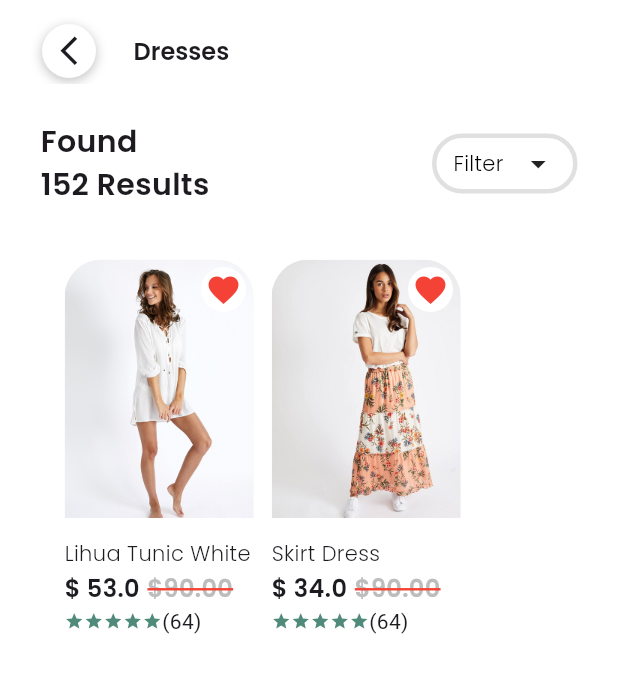
After one commit to muhammedelhuseyin/fluxstore, a Flutter app: the FoundResults screen opened by its route, on a phone screen of 412 x 824 dp. The commit adds this screen. Shown: the top 673 px of the screen. Run offline on Flutter 3.47's test engine with Material 3 defaults, Android fonts, the phone set to English and light mode, and no system bars; our stand-ins replace gap, go_router, google_fonts, smooth_page_indicator.

Commit message:
UI update + FoundResults page

```diff
--- a/lib/Discover/discover_screen.dart
+++ b/lib/Discover/discover_screen.dart
@@ -29,7 +29,8 @@ class _DiscoverScreenState extends State<DiscoverScreen> {
               SearchBarWidget(
                 readonly: true, ontap: () {
                   context.push('/search');
-                 }, onPressed: () {  },
+                 },
+                 onPressed: () {  },
               ),
               Gap(34),
               CategoryCard(
--- /dev/null
+++ b/lib/Discover/found_results.dart
@@ -0,0 +1,221 @@
+import 'package:flutter/material.dart';
+import 'package:fluxstore/Discover/widgets/custom_back_button.dart';
+import 'package:fluxstore/Discover/widgets/filter_drawer.dart';
+import 'package:fluxstore/Discover/widgets/poplists.dart';
+import 'package:fluxstore/core/them/app_styles.dart';
+import 'package:gap/gap.dart';
+
+class FoundResults extends StatefulWidget {
+  const FoundResults({super.key});
+
+  @override
+  State<FoundResults> createState() => _FoundResultsState();
+}
+
+class _FoundResultsState extends State<FoundResults> {
+  RangeValues _priceRange = const RangeValues(10, 80);
+  int selectedRating = 0;
+  String selectedCategory = "Crop Tops";
+
+  List<String> categories = [
+    "Crop Tops",
+    "T-Shirts",
+    "Dresses",
+    "Pants",
+    "Jackets",
+  ];
+
+  List<String> discounts = [
+    "50% off",
+    "40% off",
+    "30% off",
+    "20% off",
+  ];
+
+  @override
+  Widget build(BuildContext context) {
+    return Scaffold(
+      endDrawer: FilterDrawer(
+        priceRange: _priceRange,
+        onPriceChanged: (v) => setState(() => _priceRange = v),
+        selectedRating: selectedRating,
+        onRatingChanged: (v) => setState(() => selectedRating = v),
+        selectedCategory: selectedCategory,
+        onCategoryChanged: (v) => setState(() => selectedCategory = v),
+        categories: categories,
+        discounts: discounts,
+      ),
+      appBar: AppBar(
+        actions: [SizedBox.shrink()],
+        automaticallyImplyLeading: false,
+        title: Padding(
+          padding: const EdgeInsets.only(left: 12, top: 12),
+          child: Row(
+            spacing: 25,
+            children: [
+              CustomBackButton(),
+              Text(
+                "Dresses",
+                style: AppStyles.semibold16,
+              ),
+            ],
+          ),
+        ),
+      ),
+      body: Padding(
+        padding: const EdgeInsets.symmetric(horizontal: 27),
+        child: Column(
+          crossAxisAlignment: CrossAxisAlignment.start,
+          children: [
+            Gap(24),
+            Row(
+              mainAxisAlignment: MainAxisAlignment.spaceBetween,
+              children: [
+                Text(
+                  "Found \n152 Results",
+                  style: AppStyles.semibold20,
+                ),
+                Container(
+                  height: 40,
+                  width: 97,
+                  decoration: BoxDecoration(
+                    borderRadius: BorderRadius.circular(25),
+                    border: Border.all(color: Colors.grey.shade300, width: 3),
+                  ),
+                  child: Row(
+                    mainAxisAlignment: MainAxisAlignment.spaceEvenly,
+                    children: [
+                      Text(
+                        "Filter",
+                        style:
+                            AppStyles.Regular14.copyWith(color: Colors.black),
+                      ),
+                      Builder(builder: (context) {
+                        return GestureDetector(
+                            onTap: () {
+                              Scaffold.of(context)
+                                  .openEndDrawer(); // يفتح الـ Drawer بشكل صحيح
+                            },
+                            child: Icon(Icons.arrow_drop_down));
+                      })
+                    ],
+                  ),
+                ),
+              ],
+            ),
+            Gap(35),
+            SizedBox(
+              height: 287,
+              child: ListView.builder(
+                scrollDirection: Axis.horizontal,
+                padding: const EdgeInsets.symmetric(horizontal: 16),
+                itemCount: Poplists.Popularthisweek.length,
+                itemBuilder: (context, index) {
+                  final product = Poplists.Popularthisweek[index];
+
+                  return Padding(
+                    padding: const EdgeInsets.only(right: 12),
+                    child: ClipRRect(
+                      borderRadius: const BorderRadius.only(
+                        topLeft: Radius.circular(25),
+                        topRight: Radius.circular(25),
+                      ),
+                      child: Column(
+                        crossAxisAlignment: CrossAxisAlignment.start,
+                        children: [
+                          Stack(
+                            children: [
+                              Container(
+                                decoration: const BoxDecoration(
+                                    color: Color(0xffF4F4F4)),
+                                height: 172,
+                                width: 126,
+                                child: Image.asset(product.image),
+                              ),
+                              Positioned(
+                                right: 5,
+                                top: 5,
+                                child: GestureDetector(
+                                  child: Container(
+                                    width: 30,
+                                    height: 30,
+                                    decoration: BoxDecoration(
+                                      color: Colors.white,
+                                      shape: BoxShape.circle,
+                                    ),
+                                    child: Icon(
+                                      Icons.favorite,
+                                      color: Colors.red,
+                                    ),
+                                  ),
+                                ),
+                              ),
+                            ],
+                          ),
+                          const Gap(14),
+                          Text(
+                            product.title,
+                            style: AppStyles.Regular14,
+                          ),
+                          const Gap(2),
+                          Row(
+                            spacing: 5,
+                            children: [
+                              Text(
+                                "\$ ${product.price}",
+                                style: AppStyles.semibold16,
+                              ),
+                              Text(
+                                "\$90.00",
+                                style: AppStyles.semibold16.copyWith(
+                                  decoration: TextDecoration.lineThrough,
+                                  decorationColor: Colors.red,
+                                  decorationThickness: 2, // سمك الخط
+                                  color: Colors.grey.shade400, // لون النص
+                                ),
+                              ),
+                            ],
+                          ),
+                          Row(
+                            children: [
+                              Icon(
+                                Icons.star,
+                                size: 13,
+                                color: Color(0xff508A7B),
+                              ),
+                              Icon(
+                                Icons.star,
+                                size: 13,
+                                color: Color(0xff508A7B),
+                              ),
+                              Icon(
+                                Icons.star,
+                                size: 13,
+                                color: Color(0xff508A7B),
+                              ),
+                              Icon(
+                                Icons.star,
+                                size: 13,
+                                color: Color(0xff508A7B),
+                              ),
+                              Icon(
+                                Icons.star,
+                                size: 13,
+                                color: Color(0xff508A7B),
+                              ),
+                              Text("(64)"),
+                            ],
+                          )
+                        ],
+                      ),
+                    ),
+                  );
+                },
+              ),
+            ),
+          ],
+        ),
+      ),
+    );
+  }
+}
--- a/lib/Discover/search_screen.dart
+++ b/lib/Discover/search_screen.dart
@@ -1,4 +1,5 @@
 import 'package:flutter/material.dart';
+import 'package:fluxstore/Discover/widgets/custom_back_button.dart';
 import 'package:fluxstore/Discover/widgets/filter_drawer.dart';
 import 'package:fluxstore/Discover/widgets/poplists.dart';
 import 'package:fluxstore/core/helper/app_images.dart';
@@ -39,37 +40,17 @@ class _SearchScreenState extends State<SearchScreen> {
   @override
   Widget build(BuildContext context) {
     return Scaffold(
+
       endDrawerEnableOpenDragGesture: false,
       appBar: AppBar(
-        surfaceTintColor: Color(0xffFFFFFF),
+
         actions: const [SizedBox.shrink()], // بدلاً من []
 
         automaticallyImplyLeading: false,
 
         title: Padding(
           padding: const EdgeInsets.only(left: 12, top: 12),
-          child: GestureDetector(
-            onTap: () {
-              context.pop();
-            },
-            child: Container(
-              width: 36,
-              height: 36,
-              decoration: BoxDecoration(
-                  color: Colors.white,
-                  shape: BoxShape.circle,
-                  boxShadow: [
-                    BoxShadow(
-                        color: Colors.black.withValues(alpha: 0.25),
-                        blurRadius: 6,
-                        offset: Offset(0, 2))
-                  ]),
-              child: Icon(
-                Icons.arrow_back_ios_new_outlined,
-                size: 23,
-              ),
-            ),
-          ),
+          child: CustomBackButton(),
         ),
       ),
       body: SingleChildScrollView(
@@ -81,8 +62,9 @@ class _SearchScreenState extends State<SearchScreen> {
               Builder(
                 builder: (context) {
                   return SearchBarWidget(
-                    readonly: false,
-                    ontap: () {},
+                    readonly: true, ontap: () {
+                  context.push('/FoundResults');
+                 },
                     onPressed: () {
                       Scaffold.of(context)
                           .openEndDrawer(); // يفتح الـ Drawer بشكل صحيح
--- /dev/null
+++ b/lib/Discover/widgets/custom_back_button.dart
@@ -0,0 +1,35 @@
+
+import 'package:flutter/material.dart';
+import 'package:go_router/go_router.dart';
+
+class CustomBackButton extends StatelessWidget {
+  const CustomBackButton({
+    super.key,
+  });
+
+  @override
+  Widget build(BuildContext context) {
+    return GestureDetector(
+      onTap: () {
+        context.pop();
+      },
+      child: Container(
+        width: 36,
+        height: 36,
+        decoration: BoxDecoration(
+            color: Colors.white,
+            shape: BoxShape.circle,
+            boxShadow: [
+              BoxShadow(
+                  color: Colors.black.withValues(alpha: 0.25),
+                  blurRadius: 6,
+                  offset: Offset(0, 2))
+            ]),
+        child: Icon(
+          Icons.arrow_back_ios_new_outlined,
+          size: 23,
+        ),
+      ),
+    );
+  }
+}
--- a/lib/core/router/app_router.dart
+++ b/lib/core/router/app_router.dart
@@ -1,3 +1,4 @@
+import 'package:fluxstore/Discover/found_results.dart';
 import 'package:fluxstore/Discover/search_screen.dart';
 import 'package:fluxstore/Onboarding/onboarding_screen.dart';
 import 'package:fluxstore/layout/main_layout.dart';
@@ -38,6 +39,10 @@ class AppRouter {
         builder: (context, state) => const SearchScreen(),
       ),
       GoRoute(
+        path: '/FoundResults',
+        builder: (context, state) => const FoundResults(),
+      ),
+      GoRoute(
         path: '/onbording',
         builder: (context, state) =>  OnboardingScreen(),
       ),
--- a/lib/main.dart
+++ b/lib/main.dart
@@ -1,5 +1,5 @@
 import 'package:flutter/material.dart';
-import 'package:fluxstore/Discover/search_screen.dart';
+import 'package:fluxstore/Discover/found_results.dart';
 
 import 'package:fluxstore/core/router/app_router.dart';
 
@@ -14,18 +14,19 @@ class MyApp extends StatelessWidget {
   Widget build(BuildContext context) {
     return MaterialApp.router
     (
-      //home: SearchScreen(),
+     // home: FoundResults(),
       theme: ThemeData(
         scaffoldBackgroundColor:
             Color(0xffFFFFFF), // 👈 لون الخلفية لكل الصفحات
         // باقي الإعدادات...
         appBarTheme: AppBarTheme(
           backgroundColor: Color(0xffFFFFFF),
+           surfaceTintColor: Color(0xffFFFFFF),
           elevation: 0,
         ),
       ),
 
-      routerConfig: AppRouter.router, // ✅ ربط الراوتر
+    routerConfig: AppRouter.router,//  ✅ ربط الراوتر
 
       debugShowCheckedModeBanner: false,
     );
```
